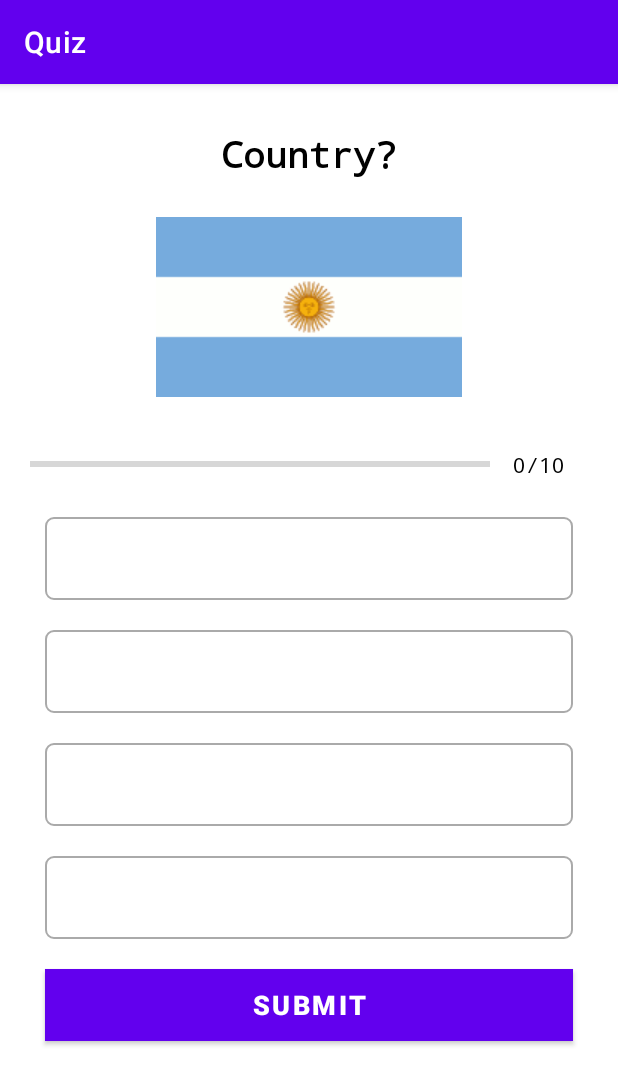
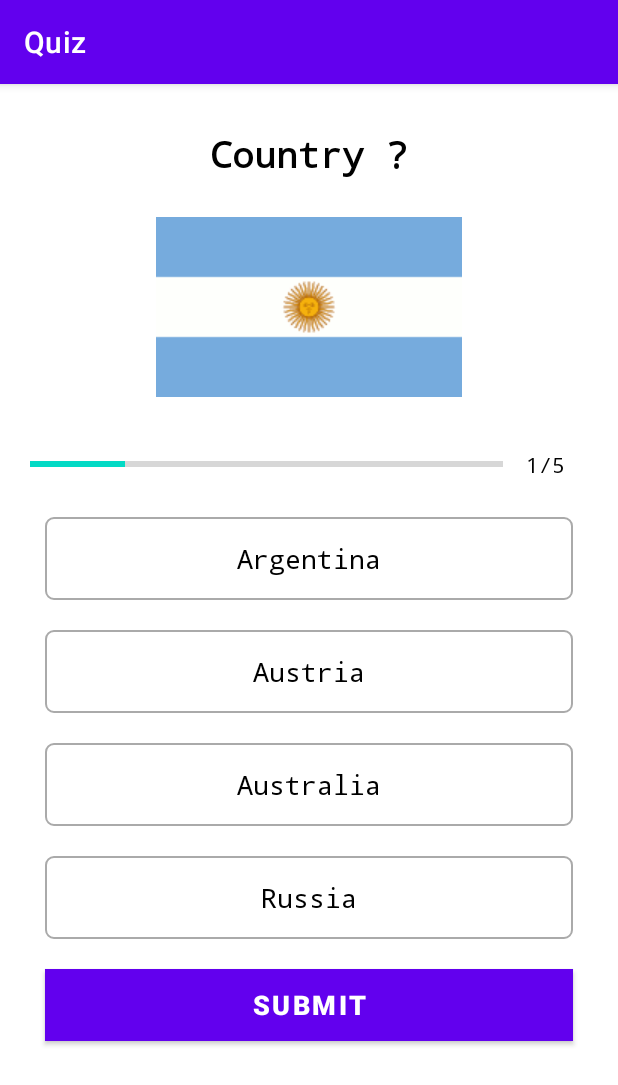
Before and after one commit to PeterMada/AK7MT-FunWithFlags, an Android app: the QuestionActivity screen opened directly, with no data from a screen before it, on a phone screen of 412 x 824 dp. Shown: the top 1085 px of the screen. Run offline under Robolectric (Android 15) with nearby library versions, the phone set to English and light mode, and no system bars.

Commit message:
Add question functionality

```diff
--- a/app/src/main/java/com/example/android/quiz/Constants.kt
+++ b/app/src/main/java/com/example/android/quiz/Constants.kt
@@ -34,10 +34,10 @@ object Constants {
         val question3 = Question(
             3,
             "Country ?",
-            R.drawable.ic_flag_of_germany,
+            R.drawable.ic_flag_of_denmark,
             "Argentina",
             "Austria",
-            "Germany",
+            "Denmark",
             "Russia",
             3
         )
--- a/app/src/main/java/com/example/android/quiz/QuestionActivity.kt
+++ b/app/src/main/java/com/example/android/quiz/QuestionActivity.kt
@@ -2,10 +2,39 @@ package com.example.android.quiz
 
 import androidx.appcompat.app.AppCompatActivity
 import android.os.Bundle
+import android.widget.ImageView
+import android.widget.ProgressBar
+import android.widget.TextView
 
 class QuestionActivity : AppCompatActivity() {
     override fun onCreate(savedInstanceState: Bundle?) {
         super.onCreate(savedInstanceState)
         setContentView(R.layout.activity_question)
+
+        val questionList = Constants.getQuestions()
+
+        val currentQuestion = 1
+        val question: Question? = questionList[currentQuestion - 1]
+
+        val questionTitle = findViewById<TextView>(R.id.question_title)
+        val progressBar = findViewById<ProgressBar>(R.id.question_progressBar)
+        val progressBarText = findViewById<TextView>(R.id.question_progress)
+        val questionImage = findViewById<ImageView>(R.id.question_img)
+
+        val answerOne = findViewById<TextView>(R.id.question_answer_one)
+        val answerTwo = findViewById<TextView>(R.id.question_answer_two)
+        val answerThree = findViewById<TextView>(R.id.question_answer_three)
+        val answerFour = findViewById<TextView>(R.id.question_answer_four)
+
+        questionTitle.text = question!!.question
+        progressBar.progress = currentQuestion
+        progressBarText.text = "$currentQuestion" + "/" + progressBar.max
+        questionImage.setImageResource(question.image)
+        answerOne.text = question.answerOne
+        answerTwo.text = question.answerTwo
+        answerThree.text = question.answerThree
+        answerFour.text = question.answerFour
+
+
     }
 }
```
Also changed, not shown: app/src/main/res/drawable/selected_option_border_bg.xml (added, +10 -0 lines).
